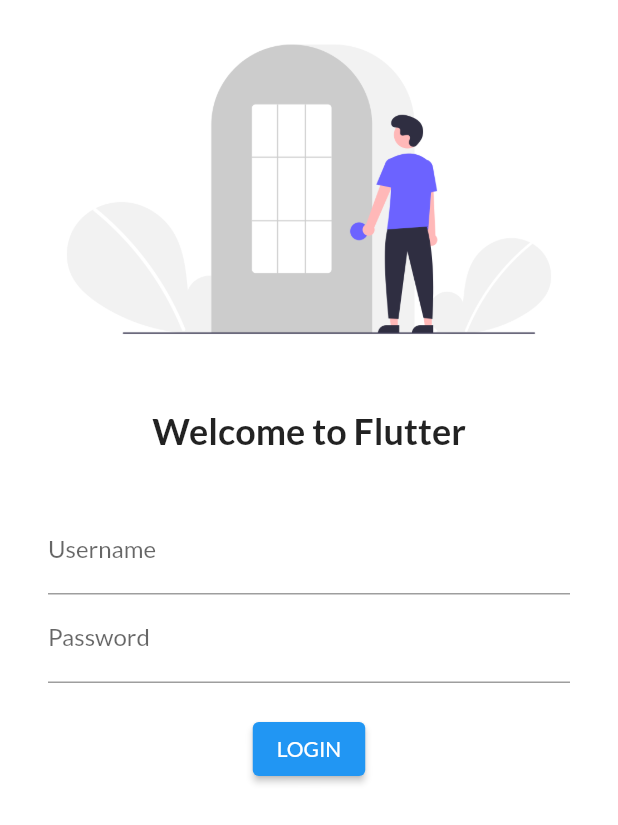
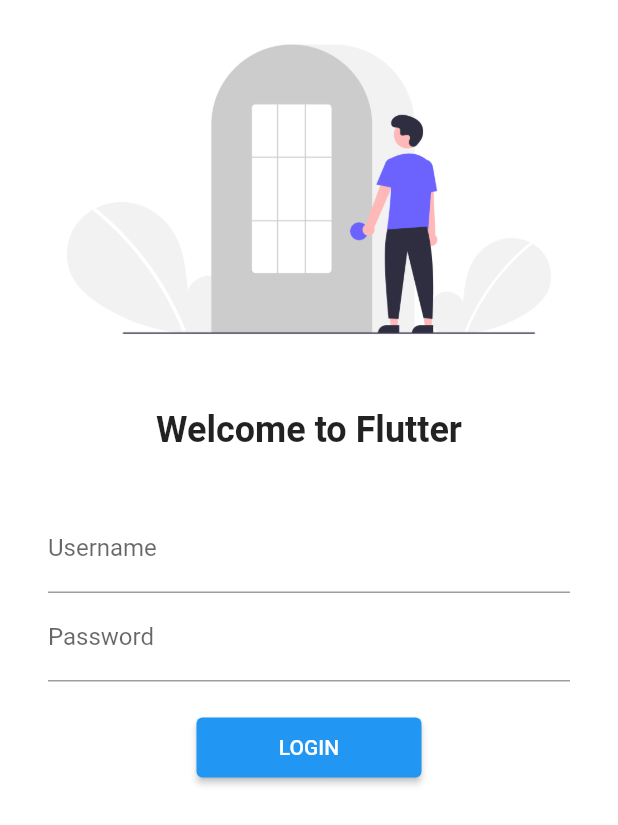
Before and after one commit to VishalMalhotra/FlutterBasics, a Flutter app: the screen it shows after launch, on a phone screen of 412 x 824 dp. Shown: the top 825 px of the screen. Run offline on Flutter 3.47's test engine with Material 2 defaults, Android fonts, the phone set to English and light mode, and no system bars.

Commit message:
Day 5 Completed

```diff
--- a/lib/main.dart
+++ b/lib/main.dart
@@ -1,5 +1,4 @@
 import 'package:flutter/material.dart';
-import 'package:google_fonts/google_fonts.dart';
 import 'package:my_app/pages/login_page.dart';
 import 'pages/home_page.dart';
 
@@ -14,8 +13,8 @@ class MyApp extends StatelessWidget {
       themeMode: ThemeMode.light,
       theme: ThemeData(
         brightness: Brightness.light,
-        fontFamily: GoogleFonts.lato().fontFamily,
       ),
+      debugShowCheckedModeBanner: true,
       darkTheme: ThemeData(brightness: Brightness.light),
       initialRoute: "/login",
       routes: {
--- a/lib/pages/login_page.dart
+++ b/lib/pages/login_page.dart
@@ -1,13 +1,18 @@
 import "package:flutter/material.dart";
+import 'package:my_app/utils/routes.dart';
 
 class LoginPage extends StatelessWidget {
   @override
   Widget build(BuildContext context) {
     return Material(
       color: Colors.white,
+      child: SingleChildScrollView(
         child: Column(
           children: [
-          Image.asset("assets/images/login_image.png"),
+            Image.asset(
+              "assets/images/login_image.png",
+              fit: BoxFit.cover,
+            ),
             SizedBox(
               height: 20.0,
             ),
@@ -44,14 +49,19 @@ class LoginPage extends StatelessWidget {
                   ),
                   ElevatedButton(
                     onPressed: () {
-                      "Hi";
+                      Navigator.pushNamed(context, MyRouts.homeRoutes);
                     },
-                    child: Text("LOGIN"))
+                    child: Text("LOGIN"),
+                    style: ElevatedButton.styleFrom(
+                      minimumSize: Size(150, 40),
+                    ),
+                  ),
                 ],
               ),
             )
           ],
         ),
+      ),
     );
   }
 }
--- /dev/null
+++ b/lib/utils/routes.dart
@@ -0,0 +1,4 @@
+class MyRouts {
+  static String loginRoute = "/login";
+  static String homeRoutes = "/home";
+}
```
Lines whose indentation alone changed are shown as unchanged.
